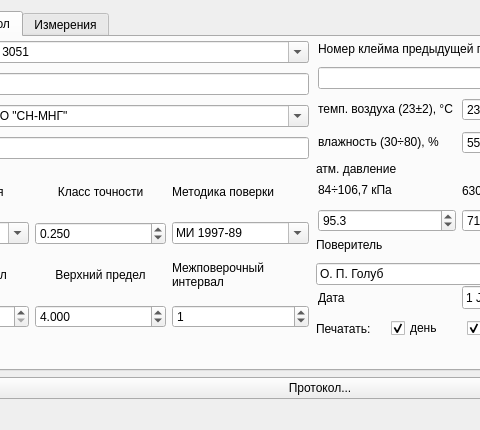
The window that ui/pressure.ui (corvinalive/CalManager) describes before a commit, drawn with Qt 5; both pictures show x 115 to 595 and y 0 to 430 of the 870 by 430 pixel window.
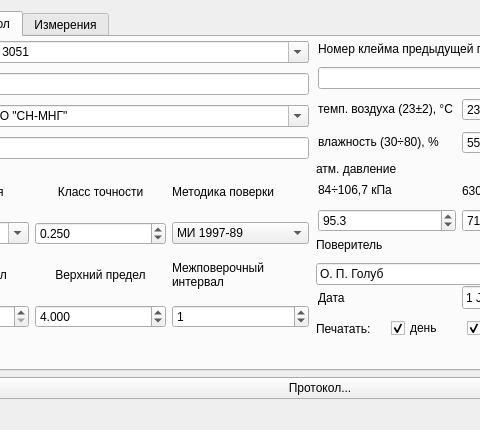
The same window after the commit.

Diff of the .ui file:
```diff
--- a/ui/pressure.ui
+++ b/ui/pressure.ui
@@ -494,7 +494,7 @@
         <item row="1" column="2">
          <widget class="QComboBox" name="MIBox">
           <property name="editable">
-           <bool>true</bool>
+           <bool>false</bool>
           </property>
           <item>
            <property name="text">
```
